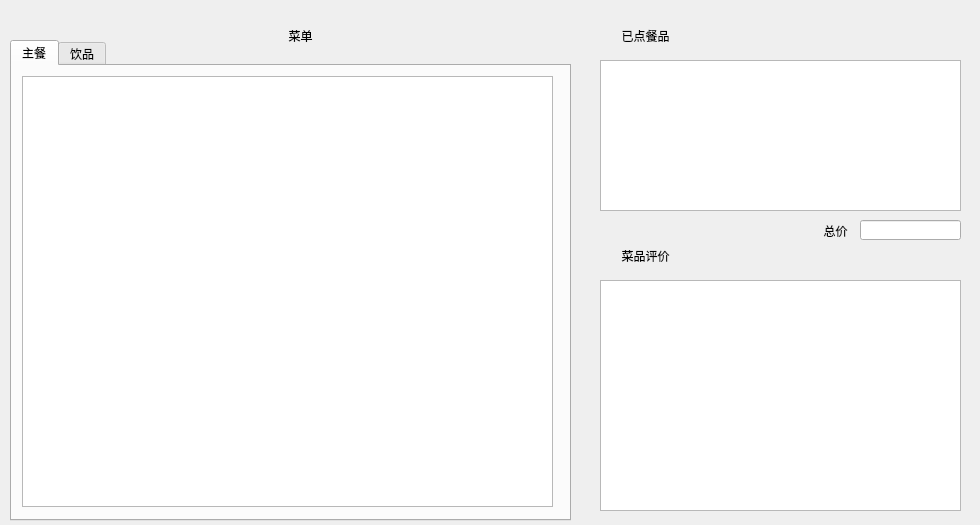
Above: QtLearn/mainwindow.ui from Tswatery/QtProject before the change. Below: the same form after it.
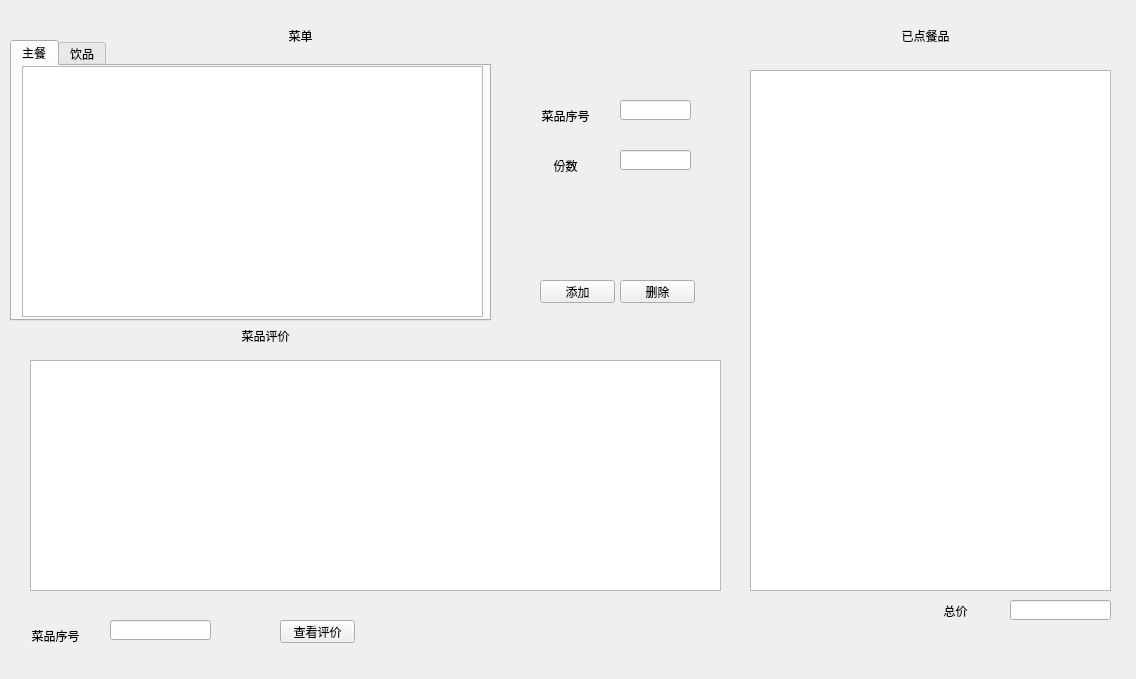
That is the form after the change.

Patch:
```diff
--- a/QtLearn/mainwindow.ui
+++ b/QtLearn/mainwindow.ui
@@ -6,8 +6,8 @@
    <rect>
     <x>0</x>
     <y>0</y>
-    <width>980</width>
-    <height>525</height>
+    <width>1136</width>
+    <height>679</height>
    </rect>
   </property>
   <property name="windowTitle">
@@ -36,17 +36,17 @@
   <widget class="QTableView" name="AlreadyTable">
    <property name="geometry">
     <rect>
-     <x>600</x>
-     <y>60</y>
+     <x>750</x>
+     <y>70</y>
      <width>361</width>
-     <height>151</height>
+     <height>521</height>
     </rect>
    </property>
   </widget>
   <widget class="QLabel" name="label">
    <property name="geometry">
     <rect>
-     <x>600</x>
+     <x>880</x>
      <y>20</y>
      <width>91</width>
      <height>31</height>
@@ -67,8 +67,8 @@
     <rect>
      <x>10</x>
      <y>40</y>
-     <width>561</width>
-     <height>481</height>
+     <width>481</width>
+     <height>281</height>
     </rect>
    </property>
    <property name="currentIndex">
@@ -82,9 +82,9 @@
      <property name="geometry">
       <rect>
        <x>10</x>
-       <y>10</y>
-       <width>531</width>
-       <height>431</height>
+       <y>0</y>
+       <width>461</width>
+       <height>251</height>
       </rect>
      </property>
     </widget>
@@ -111,9 +111,9 @@
   <widget class="QTableView" name="AlreadyTable_2">
    <property name="geometry">
     <rect>
-     <x>600</x>
-     <y>280</y>
-     <width>361</width>
+     <x>30</x>
+     <y>360</y>
+     <width>691</width>
      <height>231</height>
     </rect>
    </property>
@@ -121,8 +121,8 @@
   <widget class="QLabel" name="label_2">
    <property name="geometry">
     <rect>
-     <x>600</x>
-     <y>240</y>
+     <x>220</x>
+     <y>320</y>
      <width>91</width>
      <height>31</height>
     </rect>
@@ -140,8 +140,8 @@
   <widget class="QLabel" name="label_3">
    <property name="geometry">
     <rect>
-     <x>790</x>
-     <y>220</y>
+     <x>910</x>
+     <y>600</y>
      <width>91</width>
      <height>21</height>
     </rect>
@@ -159,13 +159,139 @@
   <widget class="QLineEdit" name="lineEdit">
    <property name="geometry">
     <rect>
-     <x>860</x>
-     <y>220</y>
+     <x>1010</x>
+     <y>600</y>
      <width>101</width>
      <height>20</height>
     </rect>
    </property>
   </widget>
+  <widget class="QPushButton" name="ShowCommentBtn">
+   <property name="geometry">
+    <rect>
+     <x>280</x>
+     <y>620</y>
+     <width>75</width>
+     <height>23</height>
+    </rect>
+   </property>
+   <property name="text">
+    <string>查看评价</string>
+   </property>
+  </widget>
+  <widget class="QLineEdit" name="CommentId">
+   <property name="geometry">
+    <rect>
+     <x>110</x>
+     <y>620</y>
+     <width>101</width>
+     <height>20</height>
+    </rect>
+   </property>
+  </widget>
+  <widget class="QLabel" name="label_4">
+   <property name="geometry">
+    <rect>
+     <x>10</x>
+     <y>620</y>
+     <width>91</width>
+     <height>31</height>
+    </rect>
+   </property>
+   <property name="styleSheet">
+    <string notr="true">font: 12pt &quot;华文行楷&quot;;</string>
+   </property>
+   <property name="text">
+    <string>菜品序号</string>
+   </property>
+   <property name="alignment">
+    <set>Qt::AlignCenter</set>
+   </property>
+  </widget>
+  <widget class="QPushButton" name="ShowCommentBtn_2">
+   <property name="geometry">
+    <rect>
+     <x>540</x>
+     <y>280</y>
+     <width>75</width>
+     <height>23</height>
+    </rect>
+   </property>
+   <property name="text">
+    <string>添加</string>
+   </property>
+  </widget>
+  <widget class="QLineEdit" name="MenuId">
+   <property name="geometry">
+    <rect>
+     <x>620</x>
+     <y>100</y>
+     <width>71</width>
+     <height>20</height>
+    </rect>
+   </property>
+  </widget>
+  <widget class="QLabel" name="label_5">
+   <property name="geometry">
+    <rect>
+     <x>520</x>
+     <y>100</y>
+     <width>91</width>
+     <height>31</height>
+    </rect>
+   </property>
+   <property name="styleSheet">
+    <string notr="true">font: 12pt &quot;华文行楷&quot;;</string>
+   </property>
+   <property name="text">
+    <string>菜品序号</string>
+   </property>
+   <property name="alignment">
+    <set>Qt::AlignCenter</set>
+   </property>
+  </widget>
+  <widget class="QLabel" name="label_6">
+   <property name="geometry">
+    <rect>
+     <x>520</x>
+     <y>150</y>
+     <width>91</width>
+     <height>31</height>
+    </rect>
+   </property>
+   <property name="styleSheet">
+    <string notr="true">font: 12pt &quot;华文行楷&quot;;</string>
+   </property>
+   <property name="text">
+    <string>份数</string>
+   </property>
+   <property name="alignment">
+    <set>Qt::AlignCenter</set>
+   </property>
+  </widget>
+  <widget class="QLineEdit" name="MenuNum">
+   <property name="geometry">
+    <rect>
+     <x>620</x>
+     <y>150</y>
+     <width>71</width>
+     <height>20</height>
+    </rect>
+   </property>
+  </widget>
+  <widget class="QPushButton" name="ShowCommentBtn_3">
+   <property name="geometry">
+    <rect>
+     <x>620</x>
+     <y>280</y>
+     <width>75</width>
+     <height>23</height>
+    </rect>
+   </property>
+   <property name="text">
+    <string>删除</string>
+   </property>
+  </widget>
  </widget>
  <resources/>
  <connections/>
```
Left out of the diff: 8 changed lines with no effect on the pictures.
